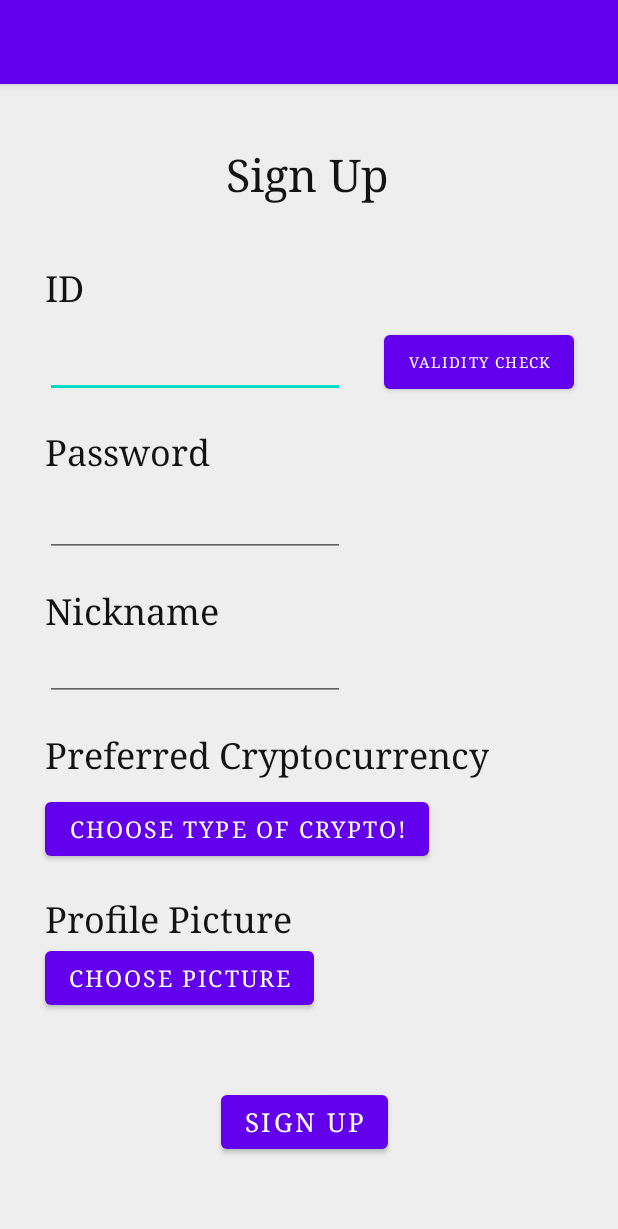
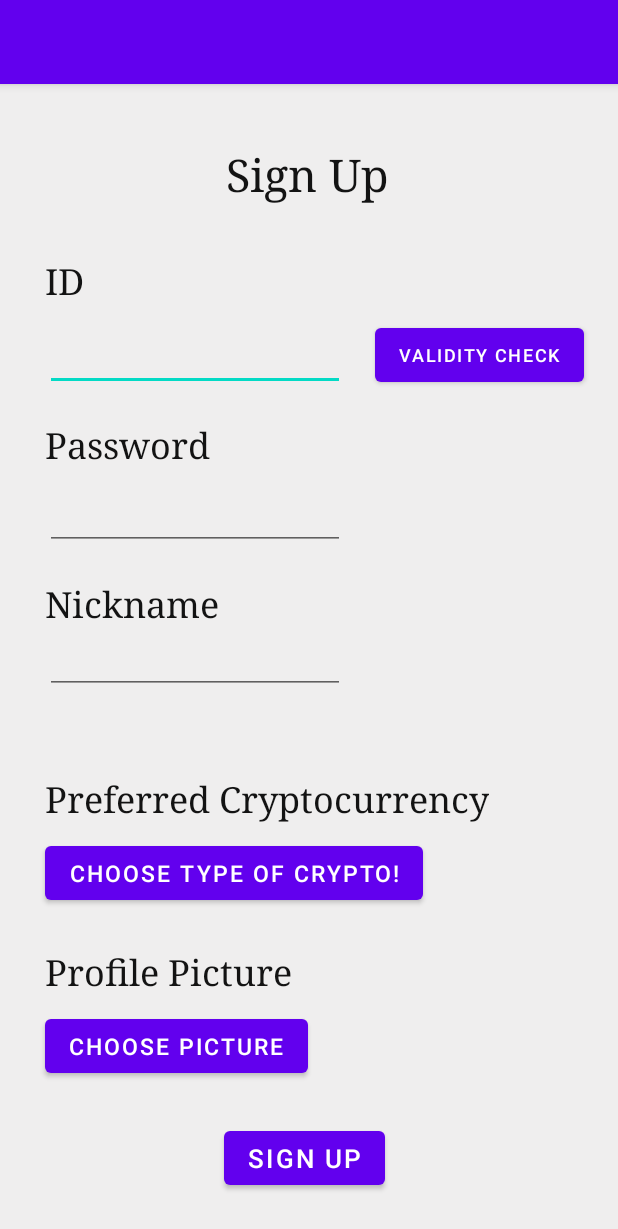
Before and after one commit to i5046821854/CryptoPrediction, an Android app: the RegisterActivity screen opened directly, with no data from a screen before it, on a phone screen of 412 x 824 dp. Shown: the top 1229 px of the screen. Run offline under Robolectric (Android 15) with nearby library versions, the phone set to English and light mode, and no system bars.

Commit message:
#refactoring - 오탈자 수정

```diff
--- a/app/src/main/java/com/capstone/crypto/view/fragments/HomeFragment.java
+++ b/app/src/main/java/com/capstone/crypto/view/fragments/HomeFragment.java
@@ -190,6 +190,10 @@ public class HomeFragment extends Fragment {
             String crypto = cryptoTxt.getText().toString();
             name = crypto;
             searchRealPrice(crypto, choosed);
+            Highlight h = new Highlight(size1-1, 0,0);
+            chart.highlightValue(h);
+            chart.moveViewToX(size1-1);
+
         });
         radioGroup.setOnCheckedChangeListener(new RadioGroup.OnCheckedChangeListener() {
             @Override
@@ -283,7 +287,6 @@ public class HomeFragment extends Fragment {
 
     void addEntry(int numberOfChart) {
         LineData lineData = chart.getData();
-        size1 = cryptoCurrencies.size();
         ArrayList<Entry> data1 = new ArrayList<Entry>();
         i = 0;
         while (true) {
@@ -399,6 +402,7 @@ public class HomeFragment extends Fragment {
                 cryptoCurrencies = (List<CryptoPrice>) new Gson()
                         .fromJson( myResponse , collectionType);
                 curPrice = cryptoCurrencies.get(cryptoCurrencies.size()-1);
+                size1 = cryptoCurrencies.size();
                 getActivity().runOnUiThread(new Runnable() {
                     @Override
                     public void run() {
--- a/app/src/main/java/com/capstone/crypto/view/utils/ChartMaker.java
+++ b/app/src/main/java/com/capstone/crypto/view/utils/ChartMaker.java
@@ -28,7 +28,7 @@ public class ChartMaker extends MarkerView {
         float realPrice = HomeFragment.cryptoCurrencies.get((int)x).getClose();
         String date = HomeFragment.cryptoCurrencies.get((int)x).getTime();
         int len = date.length();
-        tvContent.setText("Date : " + date.substring(2,len)+ "\nPrice : " + Utils.formatNumber( realPrice, 0, true));
+        tvContent.setText("Date : " + date.substring(2,10)+ "\nPrice : " + Utils.formatNumber( realPrice, 0, true));
         super.refreshContent(e, highlight);
     }
 
--- a/app/src/main/res/layout/activity_main.xml
+++ b/app/src/main/res/layout/activity_main.xml
@@ -44,7 +44,6 @@
         android:layout_width="wrap_content"
         android:layout_height="wrap_content"
         android:layout_marginTop="25dp"
-        android:fontFamily="serif"
         android:onClick="search"
         android:textSize="16sp"
         app:layout_constraintEnd_toEndOf="parent"
--- a/app/src/main/res/layout/fragment_home.xml
+++ b/app/src/main/res/layout/fragment_home.xml
@@ -118,7 +118,6 @@
         android:id="@+id/searchBtn2"
         android:layout_width="wrap_content"
         android:layout_height="wrap_content"
-        android:fontFamily="serif"
         android:text="SEARCH"
         android:textSize="12sp"
         app:layout_constraintBottom_toBottomOf="@+id/searchBox"
--- a/app/src/main/res/layout/fragment_mypage.xml
+++ b/app/src/main/res/layout/fragment_mypage.xml
@@ -25,7 +25,6 @@
         android:id="@+id/regBtn"
         android:layout_width="wrap_content"
         android:layout_height="wrap_content"
-        android:fontFamily="serif"
         android:text="Confirm"
         android:textSize="17sp"
         app:layout_constraintBottom_toBottomOf="parent"
@@ -53,7 +52,6 @@
         android:layout_width="wrap_content"
         android:layout_height="wrap_content"
         android:layout_marginTop="15dp"
-        android:fontFamily="serif"
         android:text="Choose Cryptocurrency"
         android:textSize="16sp"
         app:layout_constraintStart_toStartOf="@+id/textView4"
@@ -103,7 +101,6 @@
         android:layout_width="wrap_content"
         android:layout_height="wrap_content"
         android:layout_marginTop="15dp"
-        android:fontFamily="serif"
         android:text="Choose Your Profile Pic!"
         android:textSize="14sp"
         app:layout_constraintStart_toStartOf="@+id/imageTxt"
--- a/app/src/main/res/layout/fragment_prediction.xml
+++ b/app/src/main/res/layout/fragment_prediction.xml
@@ -55,7 +55,6 @@
         android:id="@+id/searchBtn2"
         android:layout_width="wrap_content"
         android:layout_height="wrap_content"
-        android:fontFamily="serif"
         android:text="SEARCH"
         android:textSize="12sp"
         app:layout_constraintBottom_toBottomOf="@+id/searchBox"
--- a/app/src/main/res/layout/register_layout.xml
+++ b/app/src/main/res/layout/register_layout.xml
@@ -25,7 +25,6 @@
         android:id="@+id/singupBtn"
         android:layout_width="wrap_content"
         android:layout_height="wrap_content"
-        android:fontFamily="serif"
         android:text="SIGN UP"
         android:textSize="17sp"
         app:layout_constraintBottom_toBottomOf="parent"
@@ -39,9 +38,8 @@
         android:id="@+id/idCheckBtn"
         android:layout_width="wrap_content"
         android:layout_height="wrap_content"
-        android:fontFamily="serif"
         android:text="Validity Check"
-        android:textSize="10sp"
+        android:textSize="12sp"
         app:layout_constraintBottom_toBottomOf="@+id/idRegTxt"
         app:layout_constraintEnd_toEndOf="parent"
         app:layout_constraintHorizontal_bias="0.475"
@@ -88,7 +86,6 @@
         android:layout_width="wrap_content"
         android:layout_height="wrap_content"
         android:layout_marginTop="10dp"
-        android:fontFamily="serif"
         android:text="Choose Type of Crypto!"
         android:textSize="15sp"
         app:layout_constraintStart_toStartOf="@+id/textView4"
@@ -99,13 +96,12 @@
         android:layout_width="wrap_content"
         android:layout_height="wrap_content"
         android:layout_marginStart="30dp"
-        android:layout_marginTop="40dp"
         android:fontFamily="serif"
         android:text="ID"
         android:textColor="#131313"
         android:textSize="24sp"
         app:layout_constraintStart_toStartOf="parent"
-        app:layout_constraintTop_toBottomOf="@+id/myPageLbl" />
+        app:layout_constraintTop_toTopOf="@+id/guideline20" />
 
     <TextView
         android:id="@+id/textView2"
@@ -123,13 +119,12 @@
         android:id="@+id/textView4"
         android:layout_width="wrap_content"
         android:layout_height="wrap_content"
-        android:layout_marginTop="20dp"
         android:fontFamily="serif"
         android:text="Preferred Cryptocurrency"
         android:textColor="#131313"
         android:textSize="24sp"
         app:layout_constraintStart_toStartOf="@+id/nicknameEditTxt"
-        app:layout_constraintTop_toBottomOf="@+id/nicknameEditTxt" />
+        app:layout_constraintTop_toTopOf="@+id/guideline23" />
 
     <TextView
         android:id="@+id/textView5"
@@ -147,22 +142,61 @@
         android:id="@+id/textView11"
         android:layout_width="wrap_content"
         android:layout_height="wrap_content"
-        android:layout_marginTop="20dp"
         android:fontFamily="serif"
         android:text="Profile Picture"
         android:textColor="#131313"
         android:textSize="24sp"
         app:layout_constraintStart_toStartOf="@+id/textView4"
-        app:layout_constraintTop_toBottomOf="@+id/jobBtn" />
+        app:layout_constraintTop_toTopOf="@+id/guideline24" />
 
     <Button
         android:id="@+id/profileBtn"
         android:layout_width="wrap_content"
         android:layout_height="wrap_content"
-        android:fontFamily="serif"
+        android:layout_marginTop="10dp"
         android:text="Choose Picture"
         android:textSize="15sp"
         app:layout_constraintStart_toStartOf="@+id/textView11"
         app:layout_constraintTop_toBottomOf="@+id/textView11" />
 
+    <androidx.constraintlayout.widget.Guideline
+        android:id="@+id/guideline20"
+        android:layout_width="wrap_content"
+        android:layout_height="wrap_content"
+        android:orientation="horizontal"
+        app:layout_constraintGuide_percent="0.15" />
+
+
+    <androidx.constraintlayout.widget.Guideline
+        android:id="@+id/guideline21"
+        android:layout_width="wrap_content"
+        android:layout_height="wrap_content"
+        android:orientation="horizontal"
+        app:layout_constraintGuide_percent="0.3" />
+
+
+    <androidx.constraintlayout.widget.Guideline
+        android:id="@+id/guideline22"
+        android:layout_width="wrap_content"
+        android:layout_height="wrap_content"
+        android:orientation="horizontal"
+        app:layout_constraintGuide_percent="0.45" />
+
+
+    <androidx.constraintlayout.widget.Guideline
+        android:id="@+id/guideline23"
+        android:layout_width="wrap_content"
+        android:layout_height="wrap_content"
+        android:orientation="horizontal"
+        app:layout_constraintGuide_percent="0.6" />
+
+    <androidx.constraintlayout.widget.Guideline
+        android:id="@+id/guideline24"
+        android:layout_width="wrap_content"
+        android:layout_height="wrap_content"
+        android:orientation="horizontal"
+        app:layout_constraintGuide_percent="0.75" />
+
+
+
 </androidx.constraintlayout.widget.ConstraintLayout>
```
Also changed, not shown: app/src/main/java/com/capstone/crypto/view/fragments/PredictionFragment.java (+5 -5 lines), app/src/main/java/com/capstone/crypto/view/views/RegisterActivity.java (+4 -4 lines).
